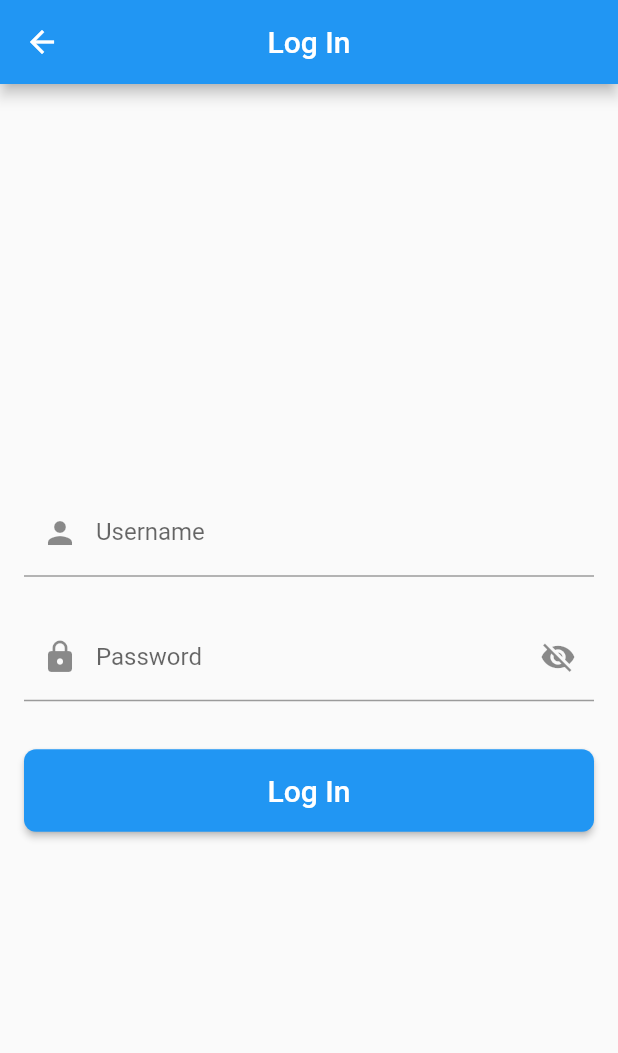
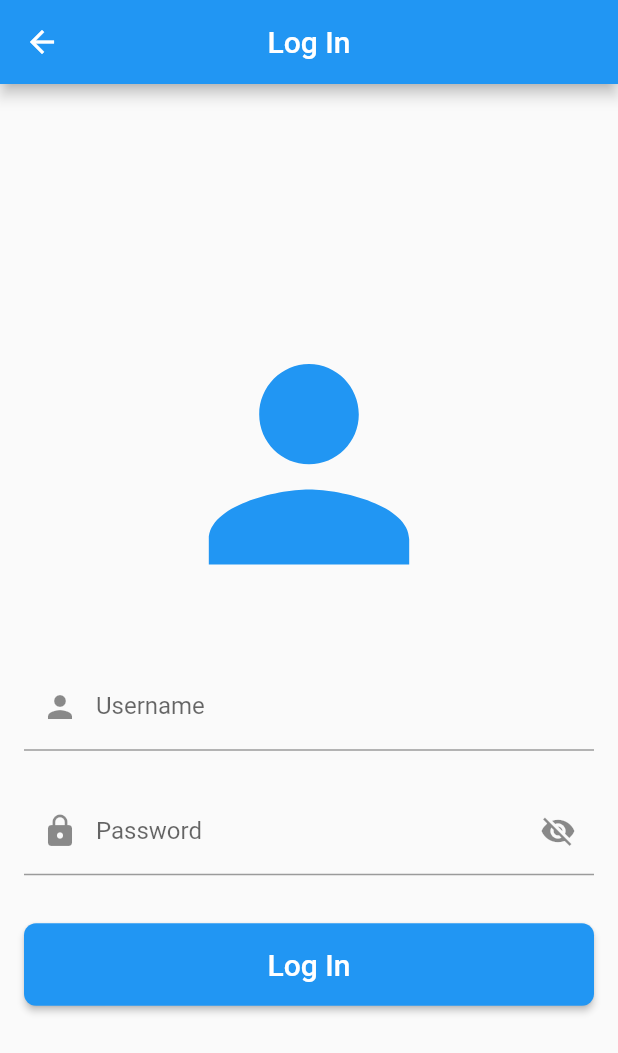
Before and after one commit to gtchakama/flutter_road, a Flutter app: the screen it shows after launch, after a tap on "Get Started", after a tap on "Log In", on a phone screen of 412 x 824 dp. Shown: the top 1053 px of the screen. Run offline on Flutter 3.47's test engine with Material 2 defaults, Android fonts, the phone set to English and light mode, and no system bars.

Commit message:
Update login_screen.dart

```diff
--- a/lib/screens/login_screen.dart
+++ b/lib/screens/login_screen.dart
@@ -29,6 +29,12 @@ class _LoginScreenState extends State<LoginScreen> {
           child: Column(
             mainAxisAlignment: MainAxisAlignment.center,
             children: [
+              const Icon(
+                Icons.person,
+                size: 200,
+                color: Colors.blue,
+              ),
+              const SizedBox(height: 32),
               TextFormField(
                 decoration: const InputDecoration(
                   hintText: 'Enter your username',
```
